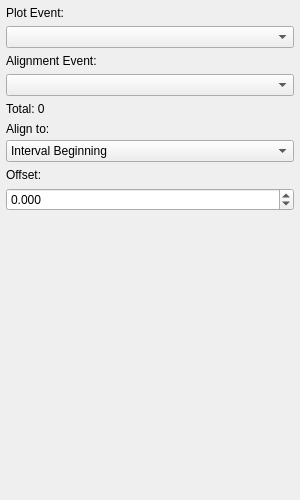
This is src/WhiskerToolbox/Plots/EventPlotWidget/UI/EventPlotPropertiesWidget.ui in paulmthompson/WhiskerToolbox as Qt 5 draws it before an edit. The edited form follows.
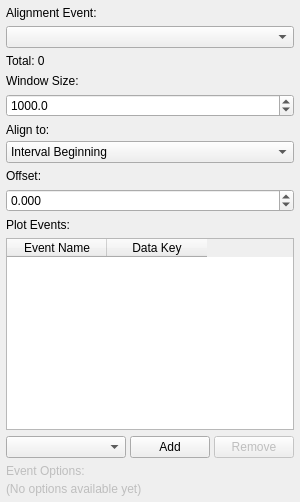
This is the edited form.

Commit message: multiple events can be plotted at once

The edit to the form file:
```diff
--- a/src/WhiskerToolbox/Plots/EventPlotWidget/UI/EventPlotPropertiesWidget.ui
+++ b/src/WhiskerToolbox/Plots/EventPlotWidget/UI/EventPlotPropertiesWidget.ui
@@ -29,23 +29,6 @@
    <property name="bottomMargin">
     <number>6</number>
    </property>
-   <item>
-    <widget class="QLabel" name="plot_event_label">
-     <property name="text">
-      <string>Plot Event:</string>
-     </property>
-    </widget>
-   </item>
-   <item>
-    <widget class="QComboBox" name="plot_event_combo">
-     <property name="sizePolicy">
-      <sizepolicy hsizetype="Expanding" vsizetype="Fixed">
-       <horstretch>0</horstretch>
-       <verstretch>0</verstretch>
-      </sizepolicy>
-     </property>
-    </widget>
-   </item>
    <item>
     <widget class="QLabel" name="alignment_event_label">
      <property name="text">
@@ -70,6 +53,38 @@
      </property>
     </widget>
    </item>
+   <item>
+    <widget class="QLabel" name="window_size_label">
+     <property name="text">
+      <string>Window Size:</string>
+     </property>
+    </widget>
+   </item>
+   <item>
+    <widget class="QDoubleSpinBox" name="window_size_spinbox">
+     <property name="sizePolicy">
+      <sizepolicy hsizetype="Expanding" vsizetype="Fixed">
+       <horstretch>0</horstretch>
+       <verstretch>0</verstretch>
+      </sizepolicy>
+     </property>
+     <property name="decimals">
+      <number>1</number>
+     </property>
+     <property name="minimum">
+      <double>0.10000000000000001</double>
+     </property>
+     <property name="maximum">
+      <double>999999.00000000000</double>
+     </property>
+     <property name="singleStep">
+      <double>100.00000000000000</double>
+     </property>
+     <property name="value">
+      <double>1000.0000000000000</double>
+     </property>
+    </widget>
+   </item>
    <item>
     <widget class="QWidget" name="interval_alignment_widget" native="true">
      <property name="visible">
@@ -150,6 +165,131 @@
      </property>
     </widget>
    </item>
+   <item>
+    <widget class="QLabel" name="plot_events_label">
+     <property name="text">
+      <string>Plot Events:</string>
+     </property>
+    </widget>
+   </item>
+   <item>
+    <widget class="QTableWidget" name="plot_events_table">
+     <property name="sizePolicy">
+      <sizepolicy hsizetype="Expanding" vsizetype="Fixed">
+       <horstretch>0</horstretch>
+       <verstretch>0</verstretch>
+      </sizepolicy>
+     </property>
+     <property name="selectionMode">
+      <enum>QAbstractItemView::SingleSelection</enum>
+     </property>
+     <property name="selectionBehavior">
+      <enum>QAbstractItemView::SelectRows</enum>
+     </property>
+     <column>
+      <property name="text">
+       <string>Event Name</string>
+      </property>
+     </column>
+     <column>
+      <property name="text">
+       <string>Data Key</string>
+      </property>
+     </column>
+    </widget>
+   </item>
+   <item>
+    <widget class="QWidget" name="add_event_widget" native="true">
+     <property name="sizePolicy">
+      <sizepolicy hsizetype="Expanding" vsizetype="Fixed">
+       <horstretch>0</horstretch>
+       <verstretch>0</verstretch>
+      </sizepolicy>
+     </property>
+     <layout class="QHBoxLayout" name="add_event_layout">
+      <property name="spacing">
+       <number>4</number>
+      </property>
+      <property name="leftMargin">
+       <number>0</number>
+      </property>
+      <property name="topMargin">
+       <number>0</number>
+      </property>
+      <property name="rightMargin">
+       <number>0</number>
+      </property>
+      <property name="bottomMargin">
+       <number>0</number>
+      </property>
+      <item>
+       <widget class="QComboBox" name="add_event_combo">
+        <property name="sizePolicy">
+         <sizepolicy hsizetype="Expanding" vsizetype="Fixed">
+          <horstretch>0</horstretch>
+          <verstretch>0</verstretch>
+         </sizepolicy>
+        </property>
+       </widget>
+      </item>
+      <item>
+       <widget class="QPushButton" name="add_event_button">
+        <property name="text">
+         <string>Add</string>
+        </property>
+       </widget>
+      </item>
+      <item>
+       <widget class="QPushButton" name="remove_event_button">
+        <property name="text">
+         <string>Remove</string>
+        </property>
+        <property name="enabled">
+         <bool>false</bool>
+        </property>
+       </widget>
+      </item>
+     </layout>
+    </widget>
+   </item>
+   <item>
+    <widget class="QWidget" name="event_options_widget" native="true">
+     <property name="enabled">
+      <bool>false</bool>
+     </property>
+     <layout class="QVBoxLayout" name="event_options_layout">
+      <property name="spacing">
+       <number>4</number>
+      </property>
+      <property name="leftMargin">
+       <number>0</number>
+      </property>
+      <property name="topMargin">
+       <number>0</number>
+      </property>
+      <property name="rightMargin">
+       <number>0</number>
+      </property>
+      <property name="bottomMargin">
+       <number>0</number>
+      </property>
+      <item>
+       <widget class="QLabel" name="event_options_label">
+        <property name="text">
+         <string>Event Options:</string>
+        </property>
+       </widget>
+      </item>
+      <item>
+       <widget class="QLabel" name="event_options_placeholder">
+        <property name="text">
+         <string>(No options available yet)</string>
+        </property>
+       </widget>
+      </item>
+     </layout>
+    </widget>
+   </item>
    <item>
     <spacer name="vertical_spacer">
      <property name="orientation">
```
The commit also changes 4 other files.
